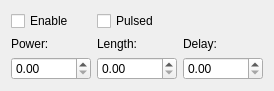
Before: the Qt Designer form src/qudi/gui/ple/repump_widget.ui in bbuusshh/scudi, drawn with Qt 5.
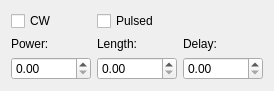
After: the same form once the commit is applied. Custom widgets are drawn as their Qt base class.

```diff
--- a/src/qudi/gui/ple/repump_widget.ui
+++ b/src/qudi/gui/ple/repump_widget.ui
@@ -16,6 +16,12 @@
     <verstretch>0</verstretch>
    </sizepolicy>
   </property>
+  <property name="maximumSize">
+   <size>
+    <width>16777215</width>
+    <height>80</height>
+   </size>
+  </property>
   <property name="windowTitle">
    <string>Form</string>
   </property>
@@ -23,7 +29,10 @@
    <item row="0" column="0">
     <widget class="QCheckBox" name="enabledCheckBox">
      <property name="text">
-      <string>Enable</string>
+      <string>CW</string>
+     </property>
+     <property name="autoExclusive">
+      <bool>true</bool>
      </property>
     </widget>
    </item>
```
Left out of the diff: 3 changed lines with no effect on the pictures.
